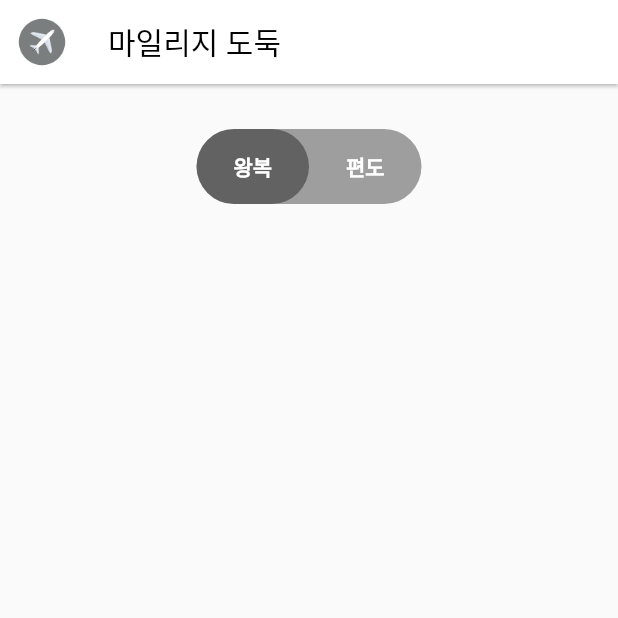
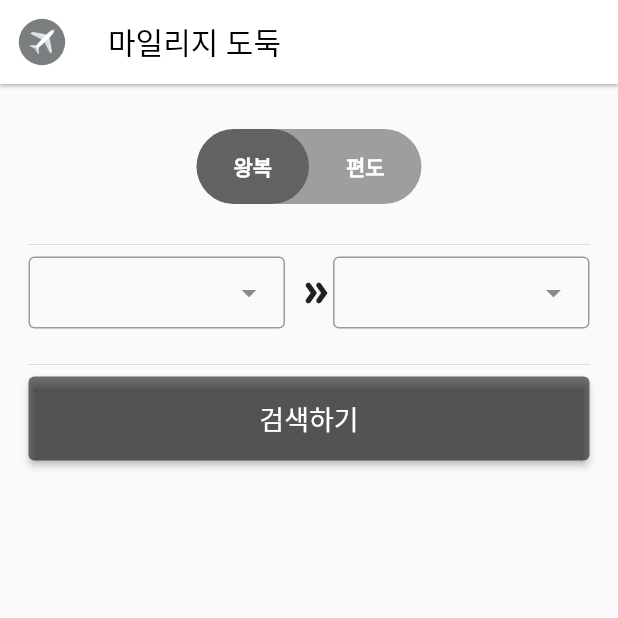
Before and after one commit to mungyuchoi/mileage_thief, a Flutter app: the screen it shows after launch, on a phone screen of 412 x 824 dp, the top half of it. Run offline on Flutter 3.47's test engine with Material 2 defaults, Android fonts, the phone set to English and light mode, and no system bars; drawn by our look-alikes of dropdown_search.

Commit message:
추가: dropdown search, 검색하기 버튼 추가, divider추가, 패딩 추가

```diff
--- a/lib/screen/search_screen.dart
+++ b/lib/screen/search_screen.dart
@@ -1,4 +1,5 @@
 import 'package:flutter/material.dart';
+import 'package:dropdown_search/dropdown_search.dart';
 
 class SearchScreen extends StatefulWidget {
   @override
@@ -32,8 +33,9 @@ class _SearchScreenState extends State<SearchScreen> {
           width: MediaQuery.of(context).size.width,
           height: MediaQuery.of(context).size.height,
           child: const Column(
+            mainAxisAlignment: MainAxisAlignment.start,
             crossAxisAlignment: CrossAxisAlignment.center,
-            children: <Widget>[AwayScreen()],
+            children: <Widget>[AwayScreen(), AirportScreen()],
           ),
         ));
   }
@@ -140,3 +142,51 @@ class _AwayScreenState extends State<AwayScreen> {
     );
   }
 }
+
+class AirportScreen extends StatefulWidget {
+  const AirportScreen({Key? key}) : super(key: key);
+
+  @override
+  State<StatefulWidget> createState() => _AirportScreenState();
+}
+
+class _AirportScreenState extends State<AirportScreen> {
+  @override
+  Widget build(BuildContext context) {
+    return Container(
+        padding: EdgeInsets.all(15),
+        width: MediaQuery.of(context).size.width,
+        height: MediaQuery.of(context).size.height,
+        child: ListView(
+          padding: EdgeInsets.all(4),
+          children: <Widget>[
+            Divider(),
+            Row(
+              children: [
+                Expanded(
+                    child: DropdownSearch<String>(
+                  items: const ["서울/인천\nICN", "뉴욕/존F케네디\nJFK"],
+                )),
+                Padding(padding: EdgeInsets.all(4)),
+                Icon(
+                  Icons.double_arrow_rounded,
+                ),
+                Expanded(
+                    child: DropdownSearch<String>(
+                  items: const ["서울/인천\nICN", "뉴욕/존F케네디\nJFK"],
+                )),
+              ],
+            ),
+            Padding(padding: EdgeInsets.all(8)),
+            Divider(),
+            ElevatedButton(
+              onPressed: () {},
+              child: Text("검색하기", style: TextStyle(fontSize: 18),),
+              style: TextButton.styleFrom(
+                  primary: Colors.white, backgroundColor: Colors.black54,
+              minimumSize: Size.fromHeight(56.0)),
+            ),
+          ],
+        ));
+  }
+}
```
Also changed, not shown: pubspec.yaml (+1 -71 lines), pubspec.lock.
